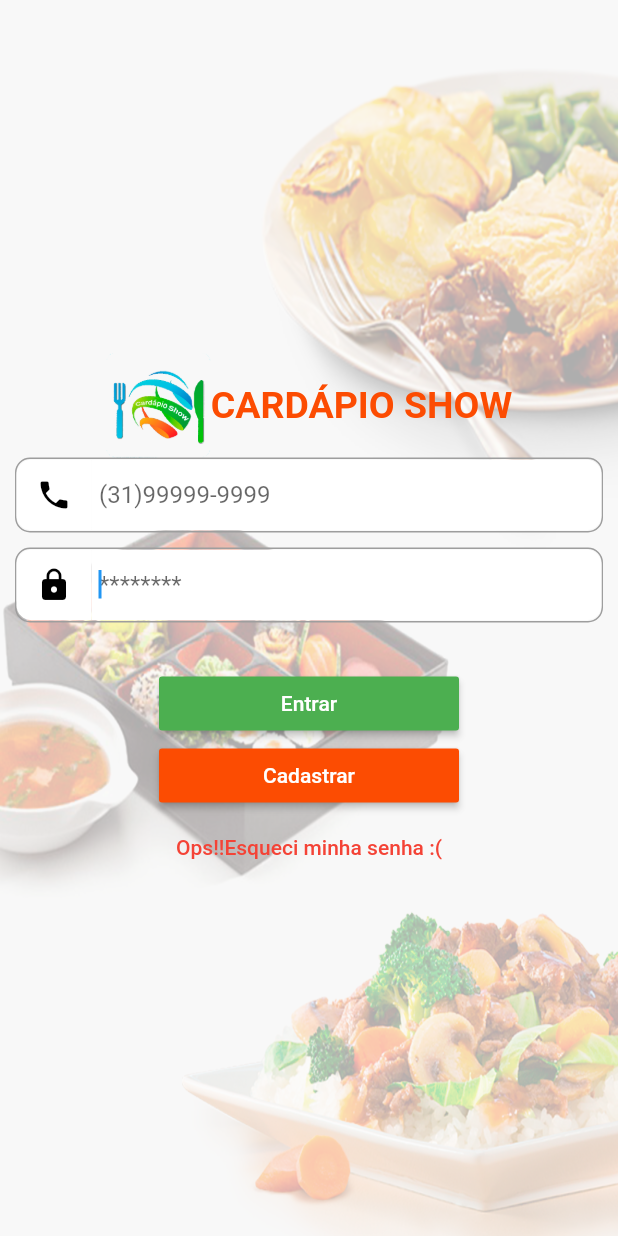
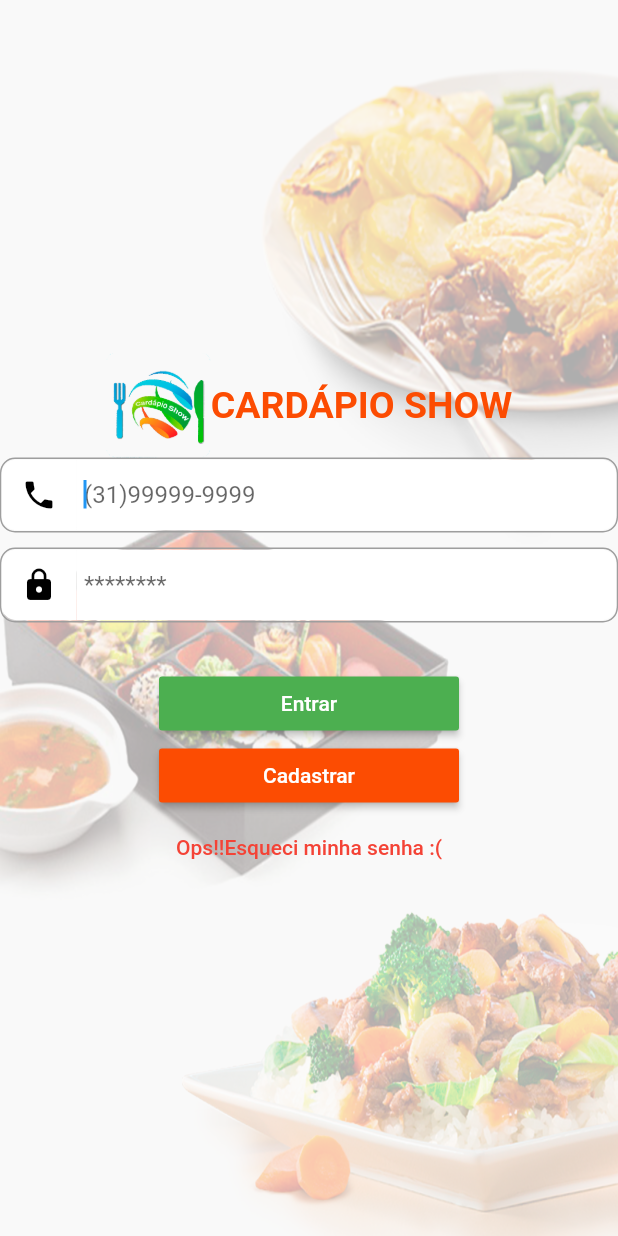
Before and after one commit to warlesoncandido/showCode, a Flutter app: the screen it shows after launch, on a phone screen of 412 x 824 dp. Run offline on Flutter 3.47's test engine with Material 2 defaults, Android fonts, the phone set to English and light mode, and no system bars; our stand-ins replace email_validator, geolocator, mask_text_input_formatter, page_indicator, progress_indicators, shared_preferences; accounts and stored records are empty.

Commit message:
correção do Login

```diff
--- a/lib/main.dart
+++ b/lib/main.dart
@@ -6,8 +6,8 @@ import 'package:flutter/material.dart';
 import 'navegacao/error.dart';
 
 
+
 void main(){
-
   runApp(MaterialApp(
     home: SplashScreen(),
     debugShowCheckedModeBanner: false,
--- a/lib/navegacao/login.dart
+++ b/lib/navegacao/login.dart
@@ -1,10 +1,7 @@
 import 'package:cardapio_show/helpers/user.dart';
-import 'package:cardapio_show/navegacao/cadastro.dart';
 import 'package:flutter/material.dart';
-import 'package:flutter/services.dart';
 import 'package:mask_text_input_formatter/mask_text_input_formatter.dart';
-
-
+import 'cadastro.dart';
 
 
 var maskFormatter = new MaskTextInputFormatter(mask: '(##)#####-####', filter: { "#": RegExp(r'[0-9]') });
@@ -12,32 +9,27 @@ TextEditingController loginController = TextEditingController();
 TextEditingController senhaController = TextEditingController();
 User user = User();
 class Loginv extends StatelessWidget {
-
   @override
   Widget build(BuildContext context) {
-    SystemChrome.setPreferredOrientations([
-    DeviceOrientation.portraitUp,
-    DeviceOrientation.portraitDown
-  ]);
-
-
-    return Scaffold(
-      body: Container(
-
-        decoration: BoxDecoration(
-          color:Color.fromRGBO(245, 245, 245,1),
-          image: DecorationImage(
-            fit: BoxFit.fill,
-            image:AssetImage("images/bg.png") )
-        ),
-        child:Container(
-          color: Color.fromRGBO(249, 249, 249, 0.7),
-          padding: EdgeInsets.all(10),
-          child:  Column(
-            crossAxisAlignment: CrossAxisAlignment.center,
+    Size size = MediaQuery.of(context).size;
+    return  Scaffold(
+      body: Stack(
+        children: <Widget>[
+          Container(
+            decoration: BoxDecoration(
+              image:DecorationImage(
+                fit: BoxFit.fill,
+                image:AssetImage("images/bg.png") ) ),
+            child: Container(
+              color: Color.fromRGBO(249, 249, 249, 0.7),
+            ),
+            ),
+          Center(
+        child: SingleChildScrollView(
+          child: Column(
           mainAxisAlignment: MainAxisAlignment.center,
-          children: <Widget>[
-              Container(
+           children: <Widget>[
+                 Container(
                 child: Row(
                 mainAxisAlignment: MainAxisAlignment.center,
                 children: <Widget>[
@@ -56,12 +48,6 @@ class Loginv extends StatelessWidget {
                         ],
                       ),
               ),
-
-            Form(
-
-              child: Column(
-                children: <Widget>[
-                  // Input Usuario
             Container(
               height: 50,
               decoration: BoxDecoration(
@@ -91,6 +77,7 @@ class Loginv extends StatelessWidget {
                         borderRadius: BorderRadius.only(topRight:Radius.circular(10),bottomRight:Radius.circular(10))
                       ),
                       child: TextFormField(
+                        autofocus:true,
                         textAlign: TextAlign.left,
                         inputFormatters: [maskFormatter],
                         keyboardType: TextInputType.number,
@@ -140,7 +127,7 @@ class Loginv extends StatelessWidget {
                         borderRadius: BorderRadius.only(topRight:Radius.circular(10),bottomRight:Radius.circular(10))
                       ),
                       child: TextFormField(
-                        autofocus:true,
+
                         textAlign: TextAlign.left,
                         controller: senhaController,
                         obscureText: true,
@@ -154,9 +141,7 @@ class Loginv extends StatelessWidget {
                 ],
               ),
             ),
-                ],
-              ),
-            ),
+
             Padding(padding: EdgeInsets.all(15),),
             Container(
               constraints: BoxConstraints(
@@ -196,16 +181,18 @@ class Loginv extends StatelessWidget {
               child: Text("Cadastrar",
               style:TextStyle(color: Colors.white) ,),
             ),
-            )
-            ,FlatButton(
+            ),
+            FlatButton(
               child: Text("Ops!!Esqueci minha senha :(",style:TextStyle(color: Colors.red)),
               onPressed: (){
                 Navigator.pushNamed(context, "recuperar");
               },
             )
-          ],
+          ]
         ),
         )
+      )
+        ],
       ),
     );
   }
```
Also changed, not shown: lib/navegacao/inicial.dart (deleted).
